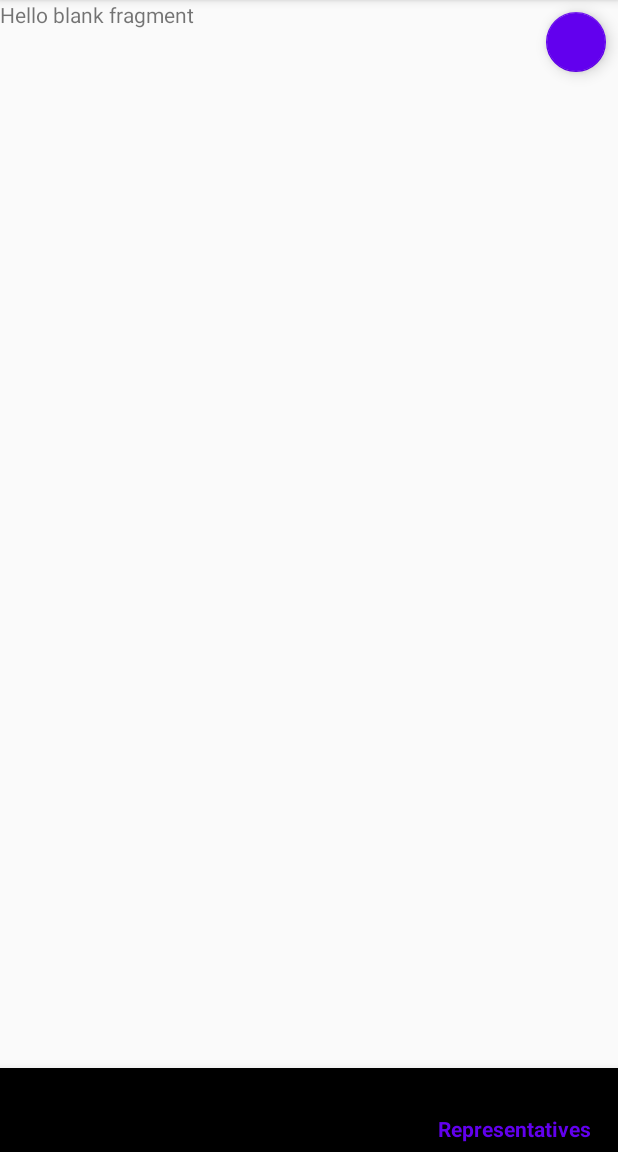
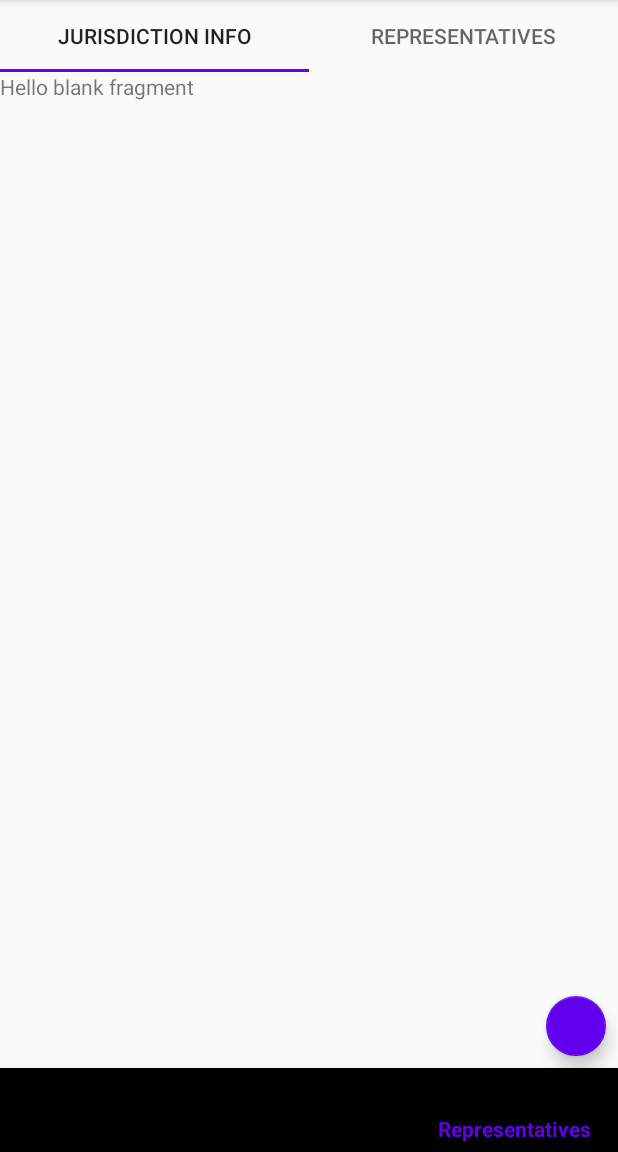
Before and after one commit to angonch/GoodCitizen, an Android app: the screen it shows after launch (MainActivity), item 3 of the bottom bar chosen, on a phone screen of 412 x 824 dp, the part 84-1236 px from its top. Run offline under Robolectric (Android 15) with nearby library versions, the phone set to English and light mode, and no system bars.

Commit message:
voter info tabs: switch between two tabs on the voter info page, one for jurisdiction info and another for representatives, default is set to jurisdiction tab

```diff
--- a/app/src/main/java/com/example/goodcitizen/fragments/VoterInfoRepsFragment.java
+++ b/app/src/main/java/com/example/goodcitizen/fragments/VoterInfoRepsFragment.java
@@ -4,12 +4,18 @@ import android.os.Bundle;
 import android.view.LayoutInflater;
 import android.view.View;
 import android.view.ViewGroup;
+import android.widget.Toast;
 
 import androidx.fragment.app.Fragment;
+import androidx.fragment.app.FragmentManager;
 
 import com.example.goodcitizen.R;
+import com.google.android.material.tabs.TabLayout;
 
 public class VoterInfoRepsFragment extends Fragment {
+
+    private TabLayout tabLayout;
+    private FragmentManager fragmentManager;
 
     // The onCreateView method is called when Fragment should create its View object hierarchy,
     // either dynamically or via XML layout inflation.
@@ -25,5 +31,33 @@ public class VoterInfoRepsFragment extends Fragment {
     public void onViewCreated(View view, Bundle savedInstanceState) {
         // Setup any handles to view objects here
         // EditText etFoo = (EditText) view.findViewById(R.id.etFoo);
+        super.onViewCreated(view, savedInstanceState);
+        fragmentManager = getChildFragmentManager();
+        tabLayout = view.findViewById(R.id.tlVoterInfo);
+        tabLayout.addOnTabSelectedListener(new TabLayout.OnTabSelectedListener() {
+            private boolean alreadyReselected = false;
+
+            @Override
+            public void onTabSelected(TabLayout.Tab tab) {
+                Fragment fragment;
+                if(tab.getPosition() == 0) {
+                    fragment = new JurisdictionFragment();
+                    Toast.makeText(getContext(), "Jurisdiction info page!", Toast.LENGTH_SHORT).show();
+                } else {
+                    fragment = new RepresentativesFragment();
+                    Toast.makeText(getContext(), "Representatives page!", Toast.LENGTH_SHORT).show();
+                }
+                fragmentManager.beginTransaction().replace(R.id.flVoterInfoContainer, fragment).commit();
+            }
+
+            @Override
+            public void onTabUnselected(TabLayout.Tab tab) { }
+
+            @Override
+            public void onTabReselected(TabLayout.Tab tab) { }
+        });
+        // sets default selected tab to be the first one (need to select one and switch back to tab needed)
+        tabLayout.getTabAt(1).select();
+        tabLayout.getTabAt(0).select();
     }
 }
--- a/app/src/main/res/layout/activity_main.xml
+++ b/app/src/main/res/layout/activity_main.xml
@@ -11,10 +11,10 @@
         android:id="@+id/fabAccount"
         android:layout_width="wrap_content"
         android:layout_height="wrap_content"
-        android:layout_alignParentTop="true"
+        android:layout_alignBottom="@+id/flContainer"
         android:layout_alignParentEnd="true"
-        android:layout_marginTop="8dp"
         android:layout_marginEnd="8dp"
+        android:layout_marginBottom="8dp"
         android:src="@color/colorPrimary"
         app:backgroundTint="@color/colorPrimary"
         app:fabSize="mini" />
--- a/app/src/main/res/layout/fragment_voter_info_reps.xml
+++ b/app/src/main/res/layout/fragment_voter_info_reps.xml
@@ -1,14 +1,35 @@
 <?xml version="1.0" encoding="utf-8"?>
-<FrameLayout xmlns:android="http://schemas.android.com/apk/res/android"
+<RelativeLayout xmlns:android="http://schemas.android.com/apk/res/android"
+    xmlns:app="http://schemas.android.com/apk/res-auto"
     xmlns:tools="http://schemas.android.com/tools"
     android:layout_width="match_parent"
     android:layout_height="match_parent"
     tools:context=".fragments.VoterInfoRepsFragment">
 
-    <!-- TODO: Update blank fragment layout -->
-    <TextView
+    <com.google.android.material.tabs.TabLayout
+        android:id="@+id/tlVoterInfo"
+        android:layout_width="match_parent"
+        android:layout_height="wrap_content"
+        app:tabIndicatorColor="@color/colorPrimary">
+
+        <com.google.android.material.tabs.TabItem
+            android:id="@+id/tab_jurisdiction"
+            android:layout_width="wrap_content"
+            android:layout_height="wrap_content"
+            android:text="Jurisdiction Info" />
+
+        <com.google.android.material.tabs.TabItem
+            android:id="@+id/tab_reps"
+            android:layout_width="wrap_content"
+            android:layout_height="wrap_content"
+            android:text="Representatives" />
+
+    </com.google.android.material.tabs.TabLayout>
+
+    <FrameLayout
+        android:id="@+id/flVoterInfoContainer"
         android:layout_width="match_parent"
         android:layout_height="match_parent"
-        android:text="@string/hello_blank_fragment" />
+        android:layout_below="@id/tlVoterInfo"/>
 
-</FrameLayout>
+</RelativeLayout>
```
